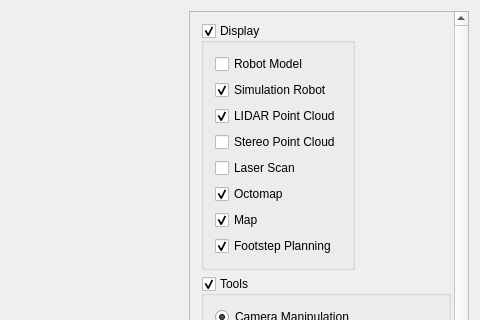
Old version of the form vigir_ocs_main_3d_view/src/ui/main_3d_view_widget.ui in the repository team-vigir/vigir_ocs_common; both pictures show x 320 to 800 and y 0 to 320 of the 800 by 676 pixel window.
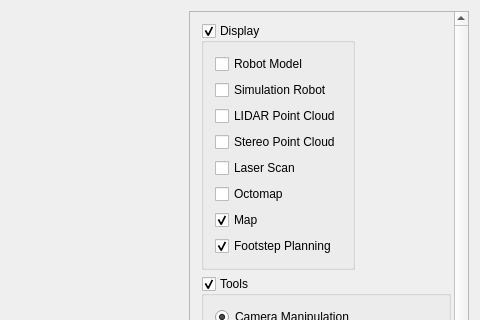
New version of the form. Custom widgets are drawn as their Qt base class.

Patch:
```diff
--- a/vigir_ocs_main_3d_view/src/ui/main_3d_view_widget.ui
+++ b/vigir_ocs_main_3d_view/src/ui/main_3d_view_widget.ui
@@ -97,7 +97,7 @@
              <string>Simulation Robot</string>
             </property>
             <property name="checked">
-             <bool>true</bool>
+             <bool>false</bool>
             </property>
            </widget>
           </item>
@@ -107,7 +107,7 @@
              <string>LIDAR Point Cloud</string>
             </property>
             <property name="checked">
-             <bool>true</bool>
+             <bool>false</bool>
             </property>
            </widget>
           </item>
@@ -137,7 +137,7 @@
              <string>Octomap</string>
             </property>
             <property name="checked">
-             <bool>true</bool>
+             <bool>false</bool>
             </property>
            </widget>
           </item>
```
